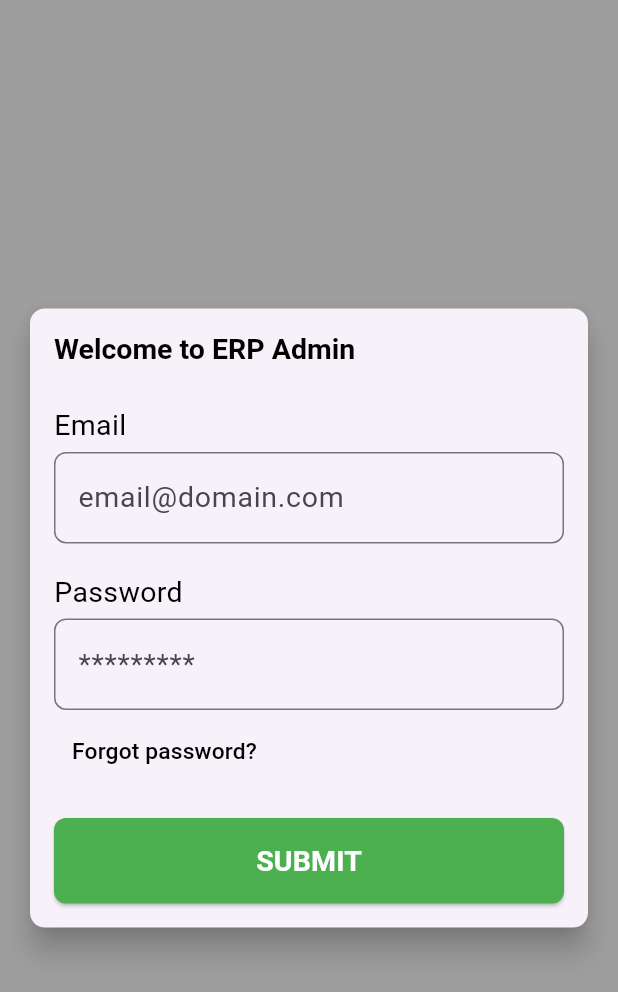
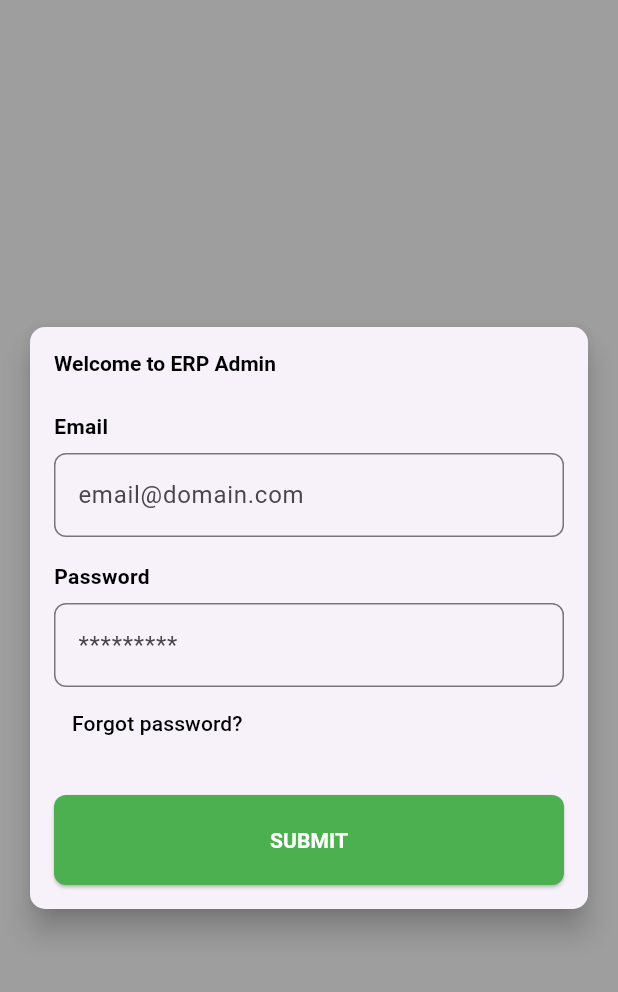
Before and after one commit to Melika2082/ResponsiveApp, a Flutter app: the screen it shows after launch, on a phone screen of 412 x 824 dp. Shown: the top 992 px of the screen. Run offline on Flutter 3.47's test engine with Material 3 defaults, Android fonts, the phone set to English and light mode, and no system bars.

Commit message:
Add files via upload

```diff
--- a/lib/login_screen.dart
+++ b/lib/login_screen.dart
@@ -12,16 +12,9 @@ class LoginScreen extends StatelessWidget {
       backgroundColor: Colors.grey,
       body: Center(
         child: SingleChildScrollView(
-          child: Padding(
           padding: const EdgeInsets.all(16.0),
-            child: LayoutBuilder(
-              builder: (context, constraints) {
-                double maxWidth =
-                    constraints.maxWidth < 400 ? constraints.maxWidth : 400;
-                double maxHeight =
-                    constraints.maxHeight < 400 ? constraints.maxHeight : 400;
-                return ConstrainedBox(
-                  constraints: BoxConstraints(maxWidth: maxWidth),
+          child: ConstrainedBox(
+            constraints: const BoxConstraints(maxWidth: 400),
             child: Card(
               elevation: 8.0,
               shape: RoundedRectangleBorder(
@@ -33,107 +26,47 @@ class LoginScreen extends StatelessWidget {
                   crossAxisAlignment: CrossAxisAlignment.start,
                   mainAxisSize: MainAxisSize.min,
                   children: <Widget>[
-                          RichText(
-                            text: TextSpan(
-                              children: [
-                                TextSpan(
-                                  text: 'Welcome to ',
-                                  style: TextStyle(
-                                    fontSize: maxWidth / 20,
-                                    fontWeight: FontWeight.bold,
-                                    color: Colors.black,
+                    _buildWelcomeText(),
+                    const SizedBox(height: 24),
+                    _buildTextField(
+                      label: 'Email',
+                      controller: _emailController,
+                      hintText: 'email@domain.com',
                     ),
+                    const SizedBox(height: 16),
+                    _buildTextField(
+                      label: 'Password',
+                      controller: _passwordController,
+                      hintText: '*********',
+                      obscureText: true,
                     ),
-                                TextSpan(
-                                  text: 'ERP Admin',
-                                  style: TextStyle(
-                                    fontSize: maxWidth / 20,
-                                    fontWeight: FontWeight.bold,
-                                    color: Colors.black,
-                                  ),
-                                ),
-                              ],
-                            ),
-                          ),
-                          SizedBox(height: maxHeight / 15),
-                          Text(
-                            "Email",
-                            style: TextStyle(
-                              fontSize: maxWidth / 20,
-                              color: Colors.black,
-                            ),
-                          ),
-                          SizedBox(height: maxHeight * 0.01),
-                          SizedBox(
-                            height: maxHeight / 5,
-                            child: TextField(
-                              controller: _emailController,
-                              decoration: InputDecoration(
-                                hintText: 'email@domain.com',
-                                hintStyle: TextStyle(
-                                  fontSize: maxWidth / 20,
-                                ),
-                                border: OutlineInputBorder(
-                                  borderRadius: BorderRadius.circular(8),
-                                ),
-                              ),
-                            ),
-                          ),
-                          Text(
-                            "Password",
-                            style: TextStyle(
-                              fontSize: maxWidth / 20,
-                              color: Colors.black,
-                            ),
-                          ),
-                          SizedBox(height: maxHeight * 0.01),
-                          TextField(
-                            obscureText: true,
-                            controller: _passwordController,
-                            decoration: InputDecoration(
-                              hintText: '*********',
-                              hintStyle: TextStyle(fontSize: maxWidth / 20),
-                              border: OutlineInputBorder(
-                                borderRadius: BorderRadius.circular(8),
-                              ),
-                            ),
-                          ),
-                          SizedBox(height: maxHeight * 0.01),
                     Align(
                       alignment: Alignment.bottomLeft,
                       child: TextButton(
                         onPressed: () {},
-                              child: Text(
+                        child: const Text(
                           'Forgot password?',
-                                style: TextStyle(
-                                  fontSize: maxWidth / 25,
-                                  color: Colors.black,
+                          style: TextStyle(color: Colors.black),
                         ),
                       ),
                     ),
-                          ),
-                          SizedBox(height: maxHeight * 0.05),
+                    const SizedBox(height: 24),
                     SizedBox(
                       width: double.infinity,
-                            height: maxHeight / 7,
                       child: ElevatedButton(
                         onPressed: () {},
                         style: ElevatedButton.styleFrom(
                           backgroundColor: Colors.green,
-                                padding: const EdgeInsets.symmetric(
-                                  horizontal: 50,
-                                  vertical: 15,
-                                ),
+                          padding: const EdgeInsets.symmetric(vertical: 20),
                           shape: RoundedRectangleBorder(
                             borderRadius: BorderRadius.circular(8),
                           ),
                         ),
-                              child: Text(
+                        child: const Text(
                           'SUBMIT',
                           style: TextStyle(
                             color: Colors.white,
                             fontWeight: FontWeight.bold,
-                                  fontSize: maxWidth / 20,
                           ),
                         ),
                       ),
@@ -142,12 +75,63 @@ class LoginScreen extends StatelessWidget {
                 ),
               ),
             ),
-                );
-              },
-            ),
           ),
         ),
       ),
     );
   }
+
+  Widget _buildWelcomeText() {
+    return RichText(
+      text: const TextSpan(
+        children: [
+          TextSpan(
+            text: 'Welcome to ',
+            style: TextStyle(
+              fontWeight: FontWeight.bold,
+              color: Colors.black,
+            ),
+          ),
+          TextSpan(
+            text: 'ERP Admin',
+            style: TextStyle(
+              fontWeight: FontWeight.bold,
+              color: Colors.black,
+            ),
+          ),
+        ],
+      ),
+    );
   }
+
+  Widget _buildTextField({
+    required String label,
+    required TextEditingController controller,
+    required String hintText,
+    bool obscureText = false,
+  }) {
+    return Column(
+      crossAxisAlignment: CrossAxisAlignment.start,
+      children: [
+        Text(
+          label,
+          style: const TextStyle(
+            fontWeight: FontWeight.bold,
+            color: Colors.black,
+          ),
+        ),
+        const SizedBox(height: 8),
+        TextField(
+          controller: controller,
+          decoration: InputDecoration(
+            hintText: hintText,
+            border: OutlineInputBorder(
+              borderRadius: BorderRadius.circular(8),
+            ),
+          ),
+          obscureText: obscureText,
+        ),
+      ],
+    );
+  }
+}
```
Lines whose indentation alone changed are shown as unchanged.
